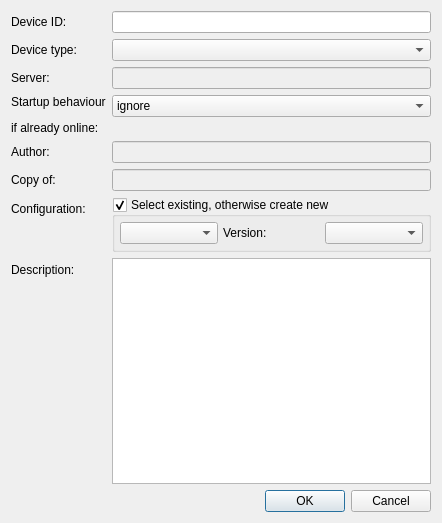
Before: the Qt Designer form src/pythonGui/karabo_gui/project/dialog/device_handle.ui in European-XFEL/Karabo, drawn with Qt 5.
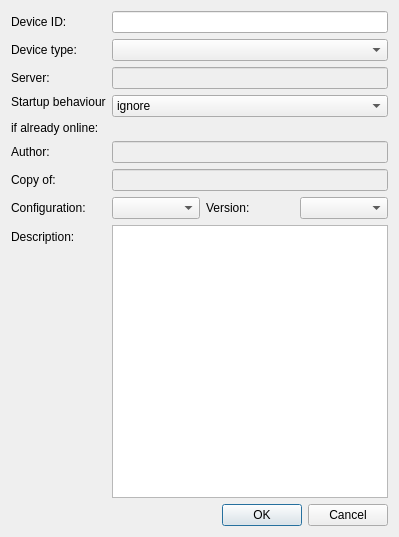
After: the same form once the commit is applied.

Commit message: Adapt device dialog and context menu

The edit to the form file:
```diff
--- a/src/pythonGui/karabo_gui/project/dialog/device_handle.ui
+++ b/src/pythonGui/karabo_gui/project/dialog/device_handle.ui
@@ -6,8 +6,8 @@
    <rect>
     <x>0</x>
     <y>0</y>
-    <width>442</width>
-    <height>523</height>
+    <width>399</width>
+    <height>537</height>
    </rect>
   </property>
   <property name="windowTitle">
@@ -107,23 +107,7 @@
       </widget>
      </item>
      <item row="6" column="1">
-      <widget class="QGroupBox" name="gbConfig">
-       <property name="title">
-        <string>Select existing, otherwise create new</string>
-       </property>
-       <property name="checkable">
-        <bool>true</bool>
-       </property>
-       <property name="checked">
-        <bool>true</bool>
-       </property>
        <layout class="QHBoxLayout" name="horizontalLayout">
-        <property name="spacing">
-         <number>5</number>
-        </property>
-        <property name="margin">
-         <number>5</number>
-        </property>
         <item>
          <widget class="QComboBox" name="cbConfig"/>
         </item>
@@ -138,7 +122,6 @@
          <widget class="QComboBox" name="cbVersion"/>
         </item>
        </layout>
-      </widget>
      </item>
      <item row="7" column="0">
       <widget class="QLabel" name="laDescription">
```
Lines whose indentation alone changed are shown as unchanged. The commit also changes 4 other files.
